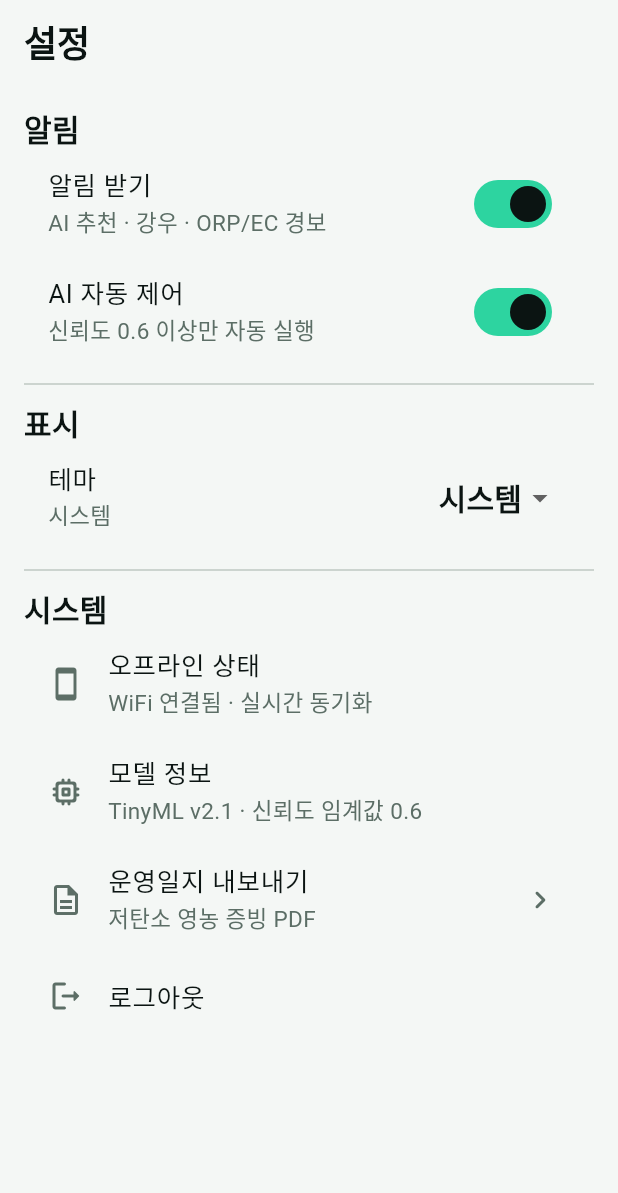
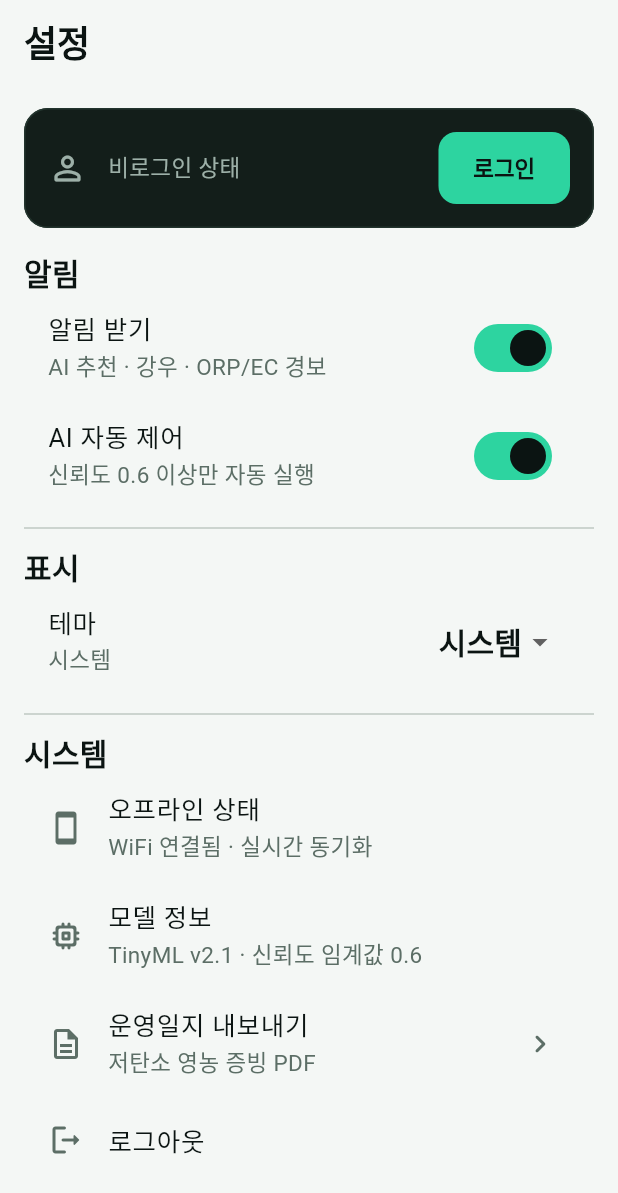
Before and after one commit to hyji08642-lgtm/smart-rice-ai, a Flutter app: the SettingsScreen screen opened by its route, on a phone screen of 412 x 824 dp. Shown: the top 1193 px of the screen. Run offline on Flutter 3.47's test engine with Material 3 defaults, Android fonts, the phone set to English and light mode, and no system bars; our stand-ins replace flutter_riverpod, go_router, shared_preferences; accounts and stored records are empty.

Commit message:
Show account info card in settings

```diff
--- a/lib/features/settings/settings_screen.dart
+++ b/lib/features/settings/settings_screen.dart
@@ -3,6 +3,7 @@ import 'package:flutter_riverpod/flutter_riverpod.dart';
 import 'package:go_router/go_router.dart';
 
 import '../../app/store/providers.dart';
+import '../../app/theme/app_colors.dart';
 
 class SettingsScreen extends ConsumerWidget {
   const SettingsScreen({super.key});
@@ -19,6 +20,91 @@ class SettingsScreen extends ConsumerWidget {
       body: ListView(
         padding: const EdgeInsets.all(16),
         children: [
+          if (session != null)
+            Card(
+              color: AppColors.surface,
+              shape: RoundedRectangleBorder(
+                borderRadius: BorderRadius.circular(16),
+                side: BorderSide(color: AppColors.line),
+              ),
+              child: Padding(
+                padding: const EdgeInsets.all(16),
+                child: Row(
+                  children: [
+                    Container(
+                      width: 48,
+                      height: 48,
+                      decoration: BoxDecoration(
+                        color: AppColors.primary.withValues(alpha: 0.14),
+                        shape: BoxShape.circle,
+                      ),
+                      child: const Icon(
+                        Icons.person_rounded,
+                        color: AppColors.primary,
+                        size: 26,
+                      ),
+                    ),
+                    const SizedBox(width: 14),
+                    Expanded(
+                      child: Column(
+                        crossAxisAlignment: CrossAxisAlignment.start,
+                        children: [
+                          Text(
+                            session.user.username,
+                            style: theme.textTheme.titleMedium
+                                ?.copyWith(fontWeight: FontWeight.w700),
+                          ),
+                          const SizedBox(height: 2),
+                          Text(
+                            '로그인됨 · 사용자 ID ${session.user.id}',
+                            style: theme.textTheme.labelMedium
+                                ?.copyWith(color: AppColors.textSecondary),
+                          ),
+                        ],
+                      ),
+                    ),
+                    Icon(
+                      Icons.verified_user_rounded,
+                      color: AppColors.riskSafe,
+                      size: 22,
+                    ),
+                  ],
+                ),
+              ),
+            )
+          else
+            Card(
+              color: AppColors.surface,
+              shape: RoundedRectangleBorder(
+                borderRadius: BorderRadius.circular(16),
+                side: BorderSide(color: AppColors.line),
+              ),
+              child: Padding(
+                padding: const EdgeInsets.all(16),
+                child: Row(
+                  children: [
+                    const Icon(
+                      Icons.person_outline_rounded,
+                      color: AppColors.textSecondary,
+                      size: 26,
+                    ),
+                    const SizedBox(width: 14),
+                    Expanded(
+                      child: Text(
+                        '비로그인 상태',
+                        style: theme.textTheme.bodyMedium
+                            ?.copyWith(color: AppColors.textSecondary),
+                      ),
+                    ),
+                    FilledButton(
+                      onPressed: () => context.go('/login'),
+                      child: const Text('로그인'),
+                    ),
+                  ],
+                ),
+              ),
+            ),
+          const SizedBox(height: 16),
           Text('알림', style: theme.textTheme.titleMedium),
           SwitchListTile(
             value: settings.notifications,
```
